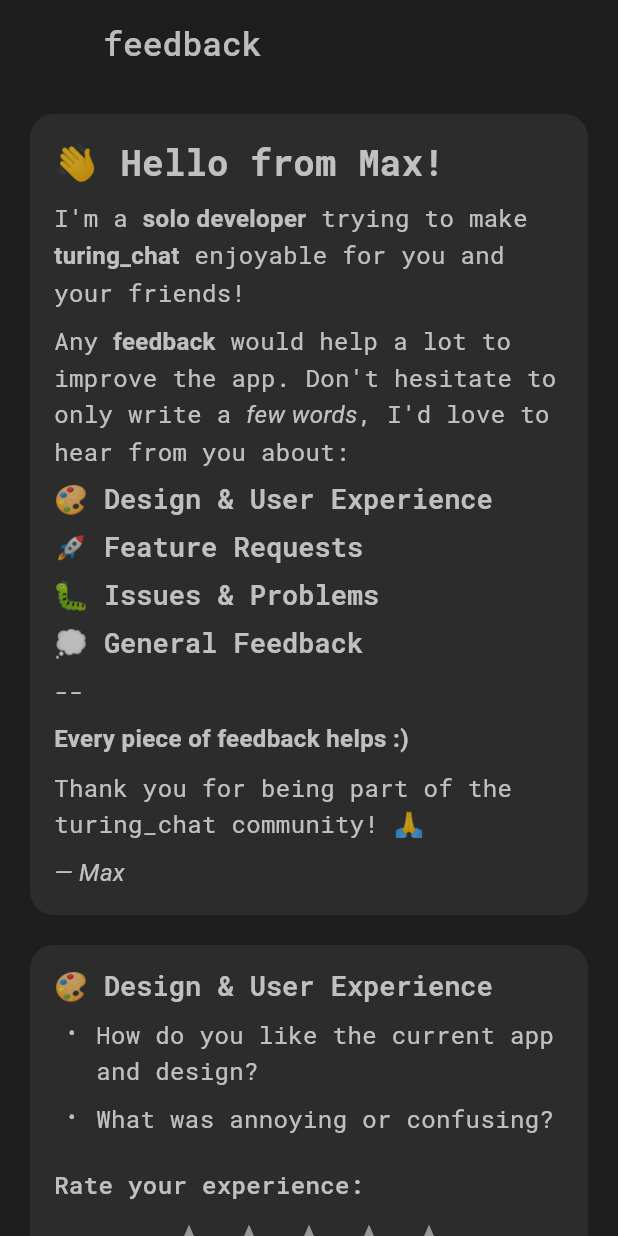
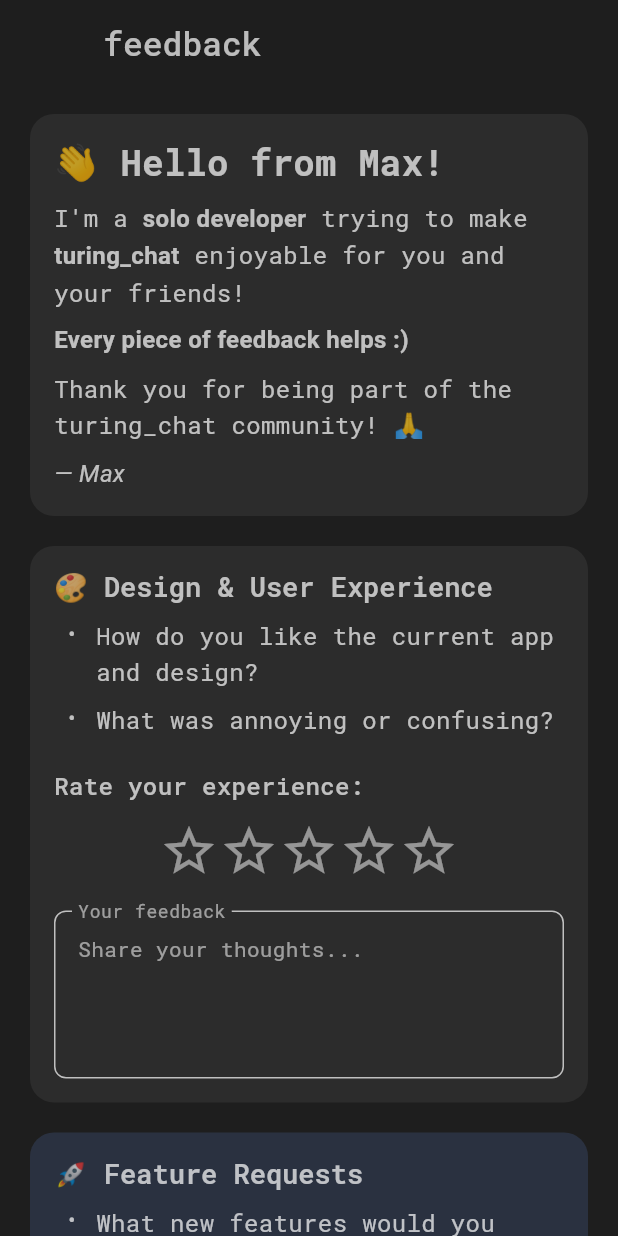
Before and after one commit to KarateKugler/turing_chat, a Flutter app: the FeedbackPage screen opened by its route, on a phone screen of 412 x 824 dp. Run offline on Flutter 3.47's test engine with Material 3 defaults, Android fonts, the phone set to English and light mode, and no system bars; drawn by our look-alikes of flutter_markdown; our stand-ins replace custom_refresh_indicator, equatable, flutter_bloc, flutter_dotenv, go_router, google_fonts and 2 more; accounts and stored records are empty; network calls fail.

Commit message:
small design changes

```diff
--- a/lib/pages/feedback_page.dart
+++ b/lib/pages/feedback_page.dart
@@ -175,18 +175,6 @@ class _FeedbackInfo extends StatelessWidget {
 
 I'm a **solo developer** trying to make **turing_chat** enjoyable for you and your friends!
 
-Any **feedback** would help a lot to improve the app. Don't hesitate to only write a _few words_, I'd love to hear from you about:
-
-## 🎨 Design & User Experience
-
-## 🚀 Feature Requests
-
-## 🐛 Issues & Problems
-
-## 💭 General Feedback
-
---
-
 **Every piece of feedback helps :)**
 
 Thank you for being part of the turing_chat community! 🙏
@@ -339,7 +327,7 @@ class _FeatureRequests extends StatelessWidget {
             MarkdownBody(
               data: '''
 ## 🚀 Feature Requests
-- What new features would you like to see? (e.g. public/ranked game modes, more chat features, etc.)
+- What new features would you like to see?
 - How can we make the game more engaging?
 ''',
               styleSheet: Style.markdownStyleSheet(context),
@@ -435,7 +423,6 @@ class _IssuesAndGeneral extends StatelessWidget {
             MarkdownBody(
               data: '''
 ## 🐛💭 Issues, Problems & General Feedback
-- Did you encounter any bugs or crashes?
 - Is something not working as expected?
 - Any other thoughts or suggestions?
 ''',
@@ -448,8 +435,8 @@ class _IssuesAndGeneral extends StatelessWidget {
                   borderRadius: BorderRadius.all(
                       Radius.circular(Style.cornerRadius - 8.0)),
                 ),
-                labelText: 'Issues & feedback',
-                hintText: 'Describe any issues or share your thoughts...',
+                labelText: 'Bugs, Issues & feedback',
+                hintText: 'any other feedback',
                 floatingLabelBehavior: FloatingLabelBehavior.always,
               ),
               style: theme.textTheme.bodyMedium,
--- a/lib/pages/home_page.dart
+++ b/lib/pages/home_page.dart
@@ -99,7 +99,7 @@ class _HomePageState extends State<HomePage> {
 
                     /// The List of Chat Rooms with Friends
                     return Padding(
-                      padding: const EdgeInsets.all(4.0),
+                      padding: const EdgeInsets.symmetric(vertical: 4.0, horizontal: 8.0),
                       child: ContactTile(
                         contactName: entry.key,
                         contactId: entry.value.contact.id,
--- a/lib/theme/style.dart
+++ b/lib/theme/style.dart
@@ -4,7 +4,7 @@ import 'package:flutter_markdown/flutter_markdown.dart';
 class Style {
   static double fabIconSize = 25;
   static double cornerRadius = 16.0;
-  static double contactTileBorderRadius = 8.0;
+  static double contactTileBorderRadius = 16.0;
   static double chatTextSize = 13.0;
   static double chatSubTextSize = 10.0;
 
```
Also changed, not shown: lib/logic/feedback_cubit.dart (+10 -6 lines).
